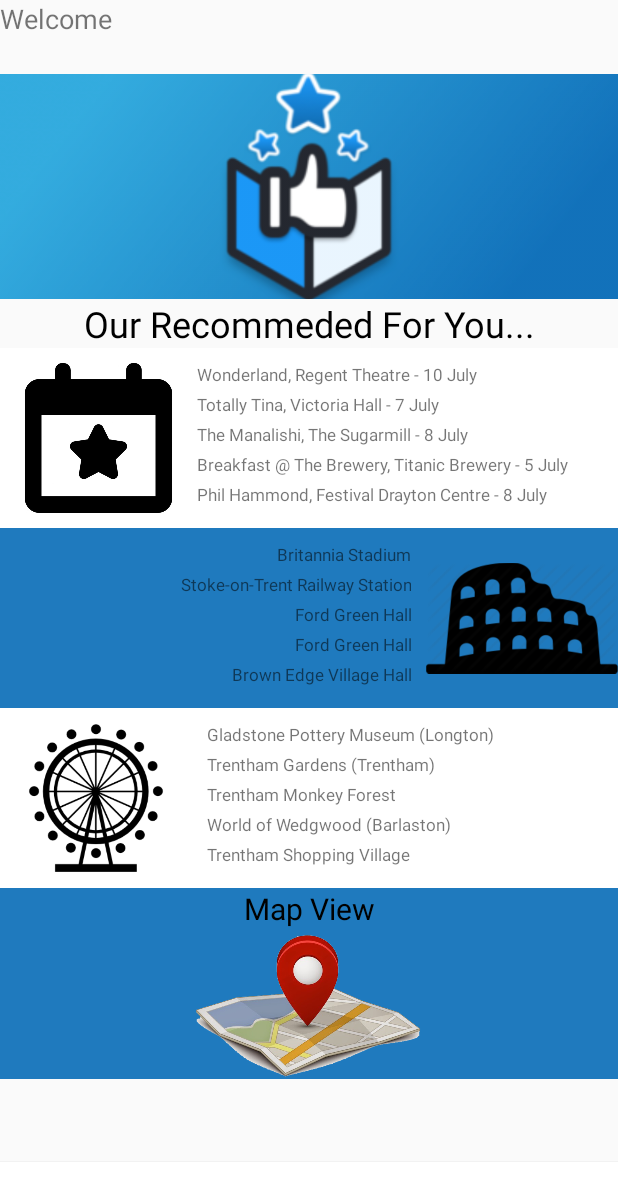
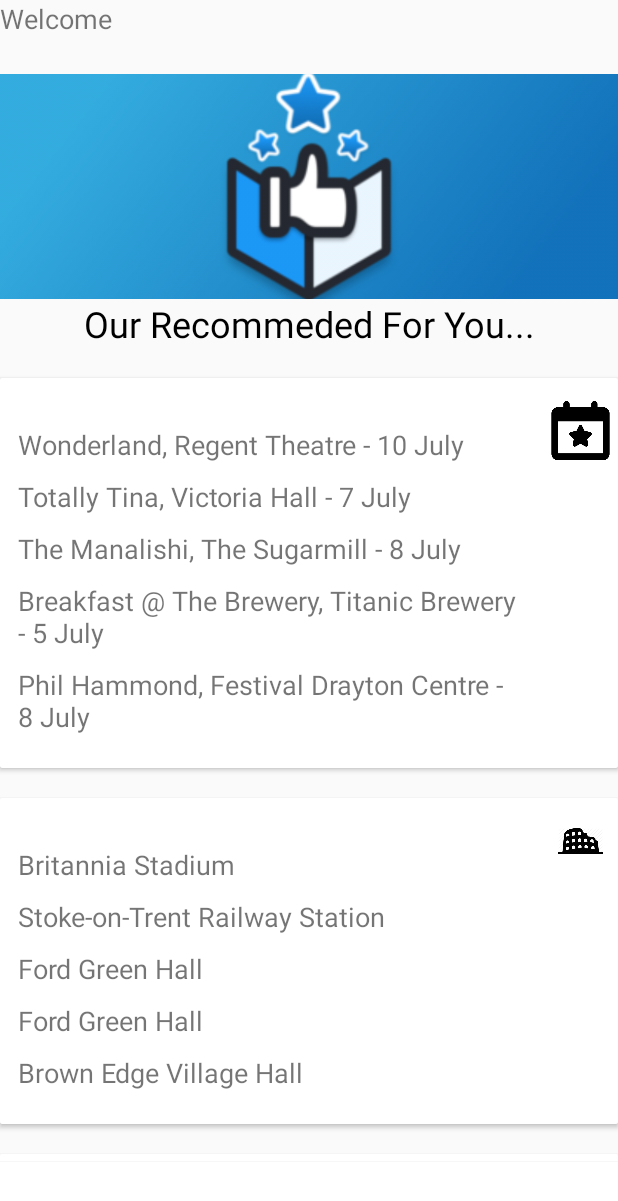
Before and after one commit to GamesB2/StokeWayfinder, an Android app: the MainActivity screen opened directly, with no data from a screen before it, on a phone screen of 412 x 824 dp. Shown: the top 1201 px of the screen. Run offline under Robolectric (Android 15) with nearby library versions, the phone set to English and light mode, and no system bars; 5 statements that could not run were skipped.

Commit message:
ReDesign

```diff
--- a/app/src/main/java/com/example/w028006g/regnlogin/MarkerManager.java
+++ b/app/src/main/java/com/example/w028006g/regnlogin/MarkerManager.java
@@ -52,7 +52,6 @@ public class MarkerManager
     final static int HOME_AND_LIFESTYLE=16;
     final static int AUTO_BOAT_AND_AIR=17;
     final static int HOBBIES=18;
-
     final static int ATTRACTIONS=19;
     final static int LANDMARKS=20;
     final static int EVENTS=21;
--- a/app/src/main/java/com/example/w028006g/regnlogin/helper/DatabaseRetrieval.java
+++ b/app/src/main/java/com/example/w028006g/regnlogin/helper/DatabaseRetrieval.java
@@ -131,6 +131,7 @@ public class DatabaseRetrieval  extends Service {
     private ArrayList<String> eventalD = new ArrayList();
     private ArrayList<String> eventalA = new ArrayList();
     private ArrayList<String> eventalL = new ArrayList();
+
 
 
 
--- a/app/src/main/java/com/example/w028006g/regnlogin/helper/HttpHandler.java
+++ b/app/src/main/java/com/example/w028006g/regnlogin/helper/HttpHandler.java
@@ -12,6 +12,7 @@ import java.net.ProtocolException;
 import java.net.URL;
 
 public class HttpHandler {
+
 
 
         private static final String TAG = HttpHandler.class.getSimpleName();
--- a/app/src/main/java/com/example/w028006g/regnlogin/helper/Ticket.java
+++ b/app/src/main/java/com/example/w028006g/regnlogin/helper/Ticket.java
@@ -105,7 +105,7 @@ public class Ticket {
     public  String getPriceS() {
         String p ="";
         if (price < 1) {
-            p = "FREEE!";
+            p = "Free!";
         }else
         {
 
--- a/app/src/main/res/layout/recommend.xml
+++ b/app/src/main/res/layout/recommend.xml
@@ -83,28 +83,26 @@
                 android:textColor="#000"
                 android:textSize="24sp" />
 
+            <android.support.v7.widget.CardView
+                android:layout_width="match_parent"
+                android:layout_height="match_parent"
+                android:layout_marginTop="20dp">
+
                 <LinearLayout
                     android:layout_width="match_parent"
-                android:layout_height="120dp"
+                    android:layout_height="wrap_content"
                     android:layout_weight="1"
                     android:background="#fff"
                     android:orientation="horizontal"
                     android:paddingBottom="10dp"
                     android:paddingTop="10dp">
 
-                <ImageView
-                    android:id="@+id/imageView4"
-                    android:layout_width="131dp"
-                    android:layout_height="match_parent"
-                    android:scaleType="fitCenter"
-                    app:srcCompat="@drawable/events" />
-
                     <LinearLayout
                         android:layout_width="match_parent"
-                    android:layout_height="match_parent"
+                        android:layout_height="wrap_content"
                         android:layout_weight="1"
                         android:orientation="vertical"
-                    android:paddingRight="10dp">
+                        android:padding="12dp">
 
                         <TextView
                             android:id="@+id/textView8"
@@ -112,8 +110,9 @@
                             android:layout_height="wrap_content"
                             android:layout_gravity="right"
                             android:layout_weight="1"
+                            android:paddingTop="10dp"
                             android:text="@string/ev1"
-                        android:textSize="11sp" />
+                            android:textSize="18sp" />
 
                         <TextView
                             android:id="@+id/textView7"
@@ -121,8 +120,9 @@
                             android:layout_height="wrap_content"
                             android:layout_gravity="right"
                             android:layout_weight="1"
+                            android:paddingTop="10dp"
                             android:text="@string/ev2"
-                        android:textSize="11sp" />
+                            android:textSize="18sp" />
 
                         <TextView
                             android:id="@+id/textView6"
@@ -130,8 +130,9 @@
                             android:layout_height="wrap_content"
                             android:layout_gravity="right"
                             android:layout_weight="1"
+                            android:paddingTop="10dp"
                             android:text="@string/ev3"
-                        android:textSize="11sp" />
+                            android:textSize="18sp" />
 
                         <TextView
                             android:id="@+id/textView5"
@@ -139,8 +140,9 @@
                             android:layout_height="wrap_content"
                             android:layout_gravity="right"
                             android:layout_weight="1"
+                            android:paddingTop="10dp"
                             android:text="@string/ev4"
-                        android:textSize="11sp" />
+                            android:textSize="18sp" />
 
                         <TextView
                             android:id="@+id/textView4"
@@ -148,159 +150,185 @@
                             android:layout_height="wrap_content"
                             android:layout_gravity="right"
                             android:layout_weight="1"
+                            android:paddingTop="10dp"
                             android:text="@string/ev5"
-                        android:textSize="11sp" />
+                            android:textSize="18sp" />
                     </LinearLayout>
 
+                    <ImageView
+                        android:id="@+id/imageView4"
+                        android:layout_width="50dp"
+                        android:layout_height="match_parent"
+                        android:padding="5dp"
+                        android:scaleType="fitStart"
+                        app:srcCompat="@drawable/events" />
+
                 </LinearLayout>
+            </android.support.v7.widget.CardView>
+
+            <android.support.v7.widget.CardView
+                android:layout_width="match_parent"
+                android:layout_height="match_parent"
+                android:layout_marginTop="20dp">
 
                 <LinearLayout
                     android:layout_width="match_parent"
-                android:layout_height="120dp"
+                    android:layout_height="wrap_content"
                     android:layout_weight="1"
-                android:background="@color/bg_main"
+                    android:background="#fff"
                     android:orientation="horizontal"
                     android:paddingBottom="10dp"
                     android:paddingTop="10dp">
 
                     <LinearLayout
                         android:layout_width="match_parent"
-                    android:layout_height="match_parent"
+                        android:layout_height="wrap_content"
                         android:layout_weight="1"
                         android:orientation="vertical"
-                    android:paddingRight="10dp">
+                        android:padding="12dp">
 
                         <TextView
                             android:id="@+id/textView8"
                             android:layout_width="match_parent"
                             android:layout_height="wrap_content"
-                        android:layout_gravity="right"
                             android:layout_weight="1"
+                            android:paddingTop="10dp"
                             android:text="@string/l1"
-                        android:textAlignment="textEnd"
-                        android:textSize="11sp" />
+                            android:textAlignment="textStart"
+                            android:textSize="18sp" />
 
                         <TextView
                             android:id="@+id/textView7"
                             android:layout_width="match_parent"
                             android:layout_height="wrap_content"
-                        android:layout_gravity="right"
                             android:layout_weight="1"
+                            android:paddingTop="10dp"
                             android:text="@string/l2"
-                        android:textAlignment="textEnd"
-                        android:textSize="11sp" />
-
-                    <TextView
-                        android:id="@+id/textView6"
-                        android:layout_width="match_parent"
-                        android:layout_height="wrap_content"
-                        android:layout_gravity="right"
-                        android:layout_weight="1"
-                        android:text="@string/l3"
-                        android:textAlignment="textEnd"
-                        android:textSize="11sp" />
-
-                    <TextView
-                        android:id="@+id/textView5"
-                        android:layout_width="match_parent"
-                        android:layout_height="wrap_content"
-                        android:layout_gravity="right"
-                        android:layout_weight="1"
-                        android:text="@string/l4"
-                        android:textAlignment="textEnd"
-                        android:textSize="11sp" />
-
-                    <TextView
-                        android:id="@+id/textView4"
-                        android:layout_width="match_parent"
-                        android:layout_height="wrap_content"
-                        android:layout_gravity="right"
-                        android:layout_weight="1"
-                        android:text="@string/l5"
-                        android:textAlignment="textEnd"
-                        android:textSize="11sp" />
-
-                </LinearLayout>
-
-                <ImageView
-                    android:id="@+id/imageView5"
-                    android:layout_width="wrap_content"
-                    android:layout_height="match_parent"
-                    android:layout_weight="1"
-                    android:scaleType="fitCenter"
-                    app:srcCompat="@drawable/landmarks" />
-
-            </LinearLayout>
-
-            <LinearLayout
-                android:layout_width="match_parent"
-                android:layout_height="120dp"
-                android:background="#fff"
-                android:orientation="horizontal"
-                android:paddingBottom="10dp"
-                android:paddingTop="10dp">
-
-                <ImageView
-                    android:id="@+id/imageView3"
-                    android:layout_width="wrap_content"
-                    android:layout_height="match_parent"
-                    android:layout_weight="1"
-                    android:scaleType="fitCenter"
-                    app:srcCompat="@drawable/attractions" />
-
-                <LinearLayout
-                    android:layout_width="match_parent"
-                    android:layout_height="match_parent"
-                    android:layout_weight="1"
-                    android:orientation="vertical"
-                    android:paddingLeft="10dp">
-
-                    <TextView
-                        android:id="@+id/textView8"
-                        android:layout_width="match_parent"
-                        android:layout_height="wrap_content"
-                        android:layout_gravity="right"
-                        android:layout_weight="1"
-                        android:text="@string/at1"
-                        android:textSize="11sp" />
-
-                    <TextView
-                        android:id="@+id/textView7"
-                        android:layout_width="match_parent"
-                        android:layout_height="wrap_content"
-                        android:layout_gravity="right"
-                        android:layout_weight="1"
-                        android:text="@string/at2"
-                        android:textSize="11sp" />
+                            android:textAlignment="textStart"
+                            android:textSize="18sp" />
 
                         <TextView
                             android:id="@+id/textView6"
                             android:layout_width="match_parent"
                             android:layout_height="wrap_content"
                             android:layout_weight="1"
-                        android:text="@string/at3"
-                        android:textSize="11sp" />
+                            android:paddingTop="10dp"
+                            android:text="@string/l3"
+                            android:textAlignment="textStart"
+                            android:textSize="18sp" />
 
                         <TextView
                             android:id="@+id/textView5"
                             android:layout_width="match_parent"
                             android:layout_height="wrap_content"
-                        android:layout_gravity="right"
                             android:layout_weight="1"
-                        android:text="@string/at4"
-                        android:textSize="11sp" />
+                            android:paddingTop="10dp"
+                            android:text="@string/l4"
+                            android:textAlignment="textStart"
+                            android:textSize="18sp" />
 
                         <TextView
                             android:id="@+id/textView4"
                             android:layout_width="match_parent"
                             android:layout_height="wrap_content"
-                        android:layout_gravity="right"
                             android:layout_weight="1"
-                        android:text="@string/at5"
-                        android:textSize="11sp" />
+                            android:paddingTop="10dp"
+                            android:text="@string/l5"
+                            android:textAlignment="textStart"
+                            android:textSize="18sp" />
+
                     </LinearLayout>
 
+                    <ImageView
+                        android:id="@+id/imageView5"
+                        android:layout_width="100dp"
+                        android:layout_height="match_parent"
+                        android:layout_weight="1"
+                        android:padding="10dp"
+                        android:scaleType="fitStart"
+                        app:srcCompat="@drawable/landmarks" />
+
                 </LinearLayout>
+
+            </android.support.v7.widget.CardView>
+
+            <android.support.v7.widget.CardView
+                android:layout_width="match_parent"
+                android:layout_height="match_parent"
+                android:layout_marginTop="20dp">
+
+                <LinearLayout
+                    android:layout_width="match_parent"
+                    android:layout_height="wrap_content"
+                    android:background="#fff"
+                    android:orientation="horizontal"
+                    android:paddingBottom="10dp"
+                    android:paddingTop="10dp">
+
+                    <LinearLayout
+                        android:layout_width="match_parent"
+                        android:layout_height="wrap_content"
+                        android:layout_weight="1"
+                        android:orientation="vertical"
+                        android:padding="12dp">
+
+                        <TextView
+                            android:id="@+id/textView8"
+                            android:layout_width="match_parent"
+                            android:layout_height="wrap_content"
+                            android:layout_weight="1"
+                            android:paddingTop="10dp"
+                            android:text="@string/at1"
+                            android:textSize="18sp" />
+
+                        <TextView
+                            android:id="@+id/textView7"
+                            android:layout_width="match_parent"
+                            android:layout_height="wrap_content"
+                            android:layout_weight="1"
+                            android:paddingTop="10dp"
+                            android:text="@string/at2"
+                            android:textSize="18sp" />
+
+                        <TextView
+                            android:id="@+id/textView6"
+                            android:layout_width="match_parent"
+                            android:layout_height="wrap_content"
+                            android:layout_weight="1"
+                            android:paddingTop="10dp"
+                            android:text="@string/at3"
+                            android:textSize="18sp" />
+
+                        <TextView
+                            android:id="@+id/textView5"
+                            android:layout_width="match_parent"
+                            android:layout_height="wrap_content"
+                            android:layout_weight="1"
+                            android:paddingTop="10dp"
+                            android:text="@string/at4"
+                            android:textSize="18sp" />
+
+                        <TextView
+                            android:id="@+id/textView4"
+                            android:layout_width="match_parent"
+                            android:layout_height="wrap_content"
+                            android:layout_weight="1"
+                            android:paddingTop="10dp"
+                            android:text="@string/at5"
+                            android:textSize="18sp" />
+                    </LinearLayout>
+
+                    <ImageView
+                        android:id="@+id/imageView3"
+                        android:layout_width="100dp"
+                        android:layout_height="match_parent"
+                        android:layout_weight="1"
+                        android:padding="10dp"
+                        android:scaleType="fitStart"
+                        app:srcCompat="@drawable/attractions" />
+
+                </LinearLayout>
+            </android.support.v7.widget.CardView>
 
             <TextView
                 android:id="@+id/textView10"
```
Lines whose indentation alone changed are shown as unchanged.
